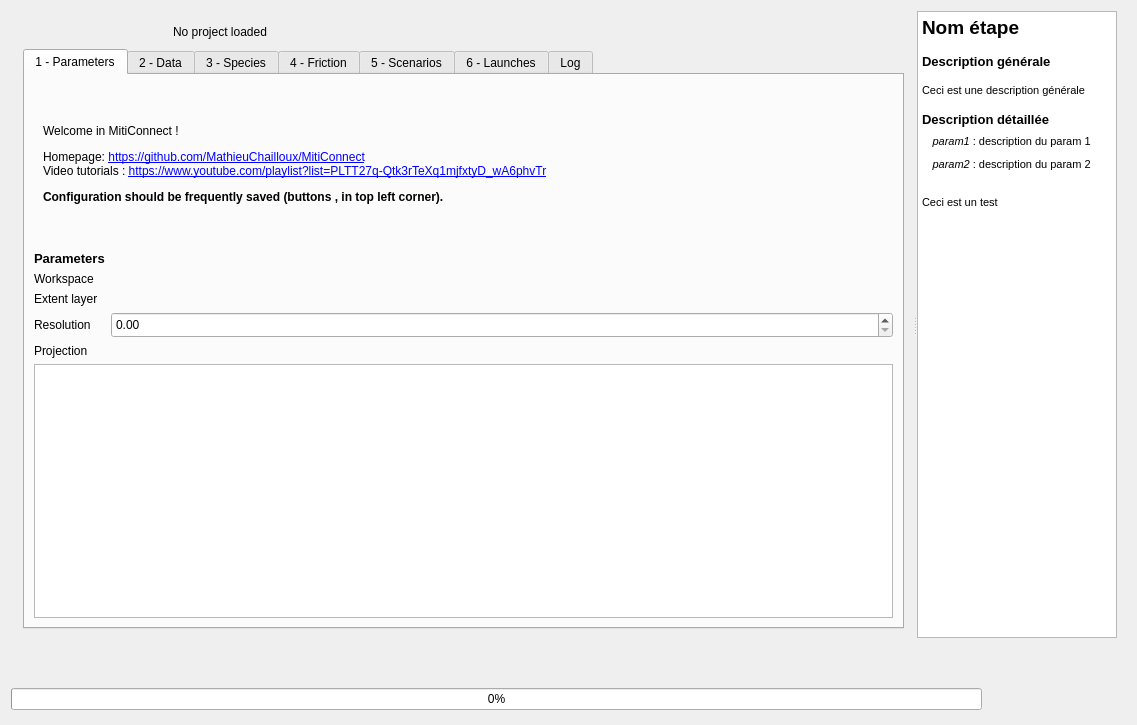
The window that ui/miti_connect_dialog_base.ui (MathieuChailloux/MitiConnect) describes before a commit, drawn with Qt 5.
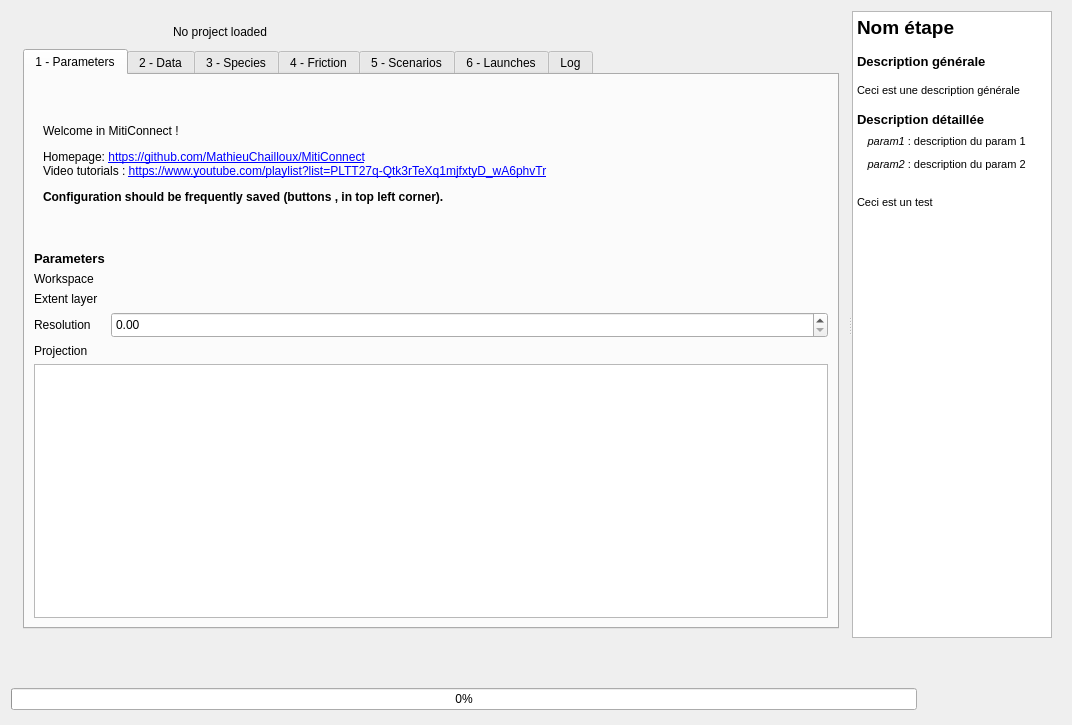
The same window after the commit. Icons and pictures are not drawn. Custom widgets are drawn as their Qt base class.

Patch:
```diff
--- a/ui/miti_connect_dialog_base.ui
+++ b/ui/miti_connect_dialog_base.ui
@@ -6,7 +6,7 @@
    <rect>
     <x>0</x>
     <y>0</y>
-    <width>1137</width>
+    <width>1072</width>
     <height>725</height>
    </rect>
   </property>
@@ -83,7 +83,7 @@
            <rect>
             <x>0</x>
             <y>0</y>
-            <width>902</width>
+            <width>837</width>
             <height>631</height>
            </rect>
           </property>
```
Left out of the diff: 490 changed lines with no effect on the pictures.
